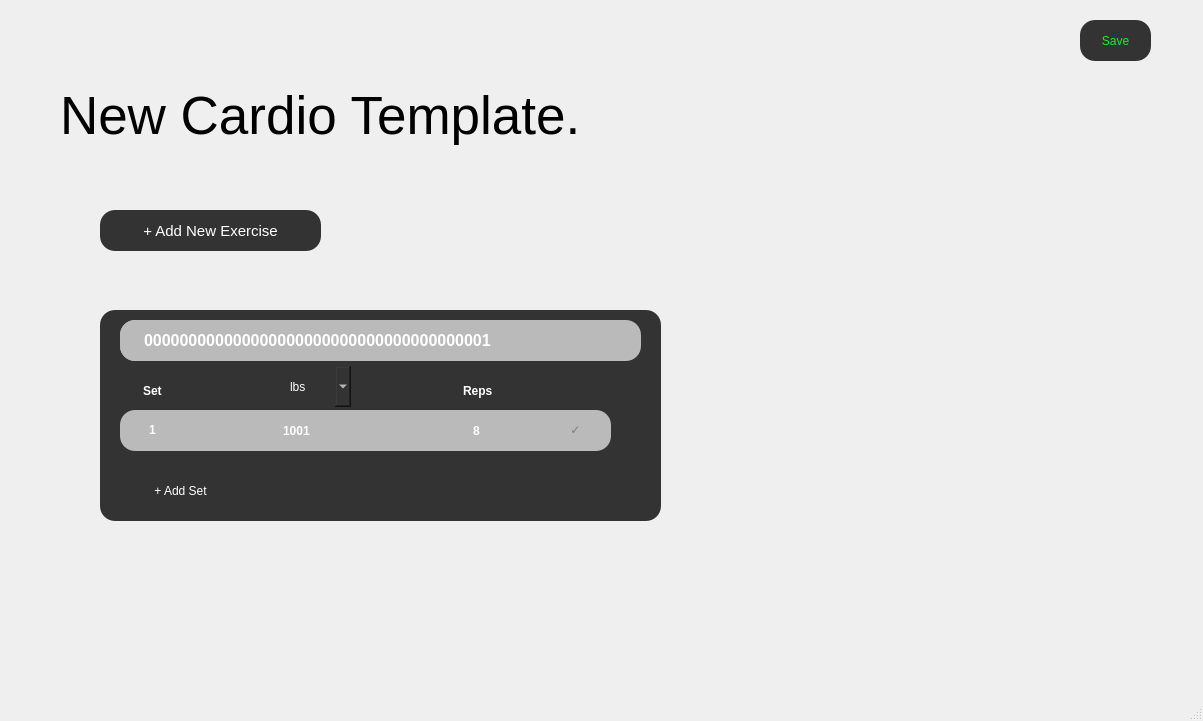
The window that code/cardiotemplate.ui (amroomargit/Forge) describes before a commit, drawn with Qt 5.
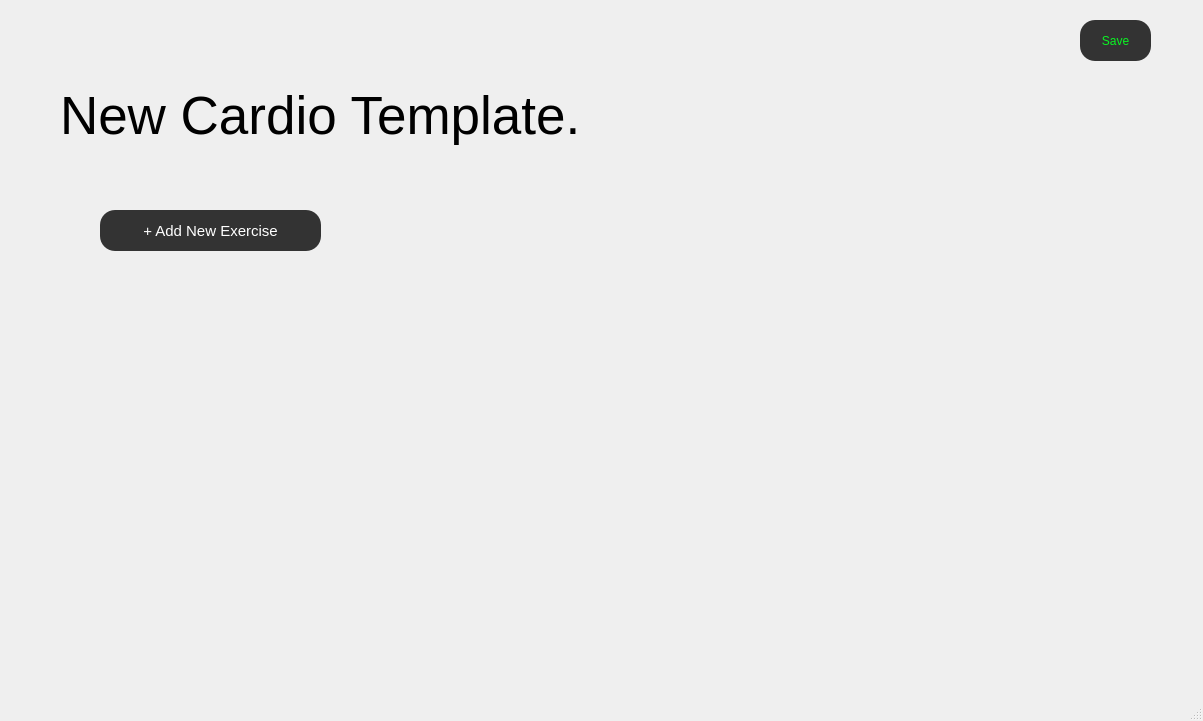
The same window after the commit.

Commit message: Forgot to push final changes to github

Patch:
```diff
--- a/code/cardiotemplate.ui
+++ b/code/cardiotemplate.ui
@@ -60,270 +60,6 @@
        <height>391</height>
       </rect>
      </property>
-     <widget class="QWidget" name="workoutWidget" native="true">
-      <property name="geometry">
-       <rect>
-        <x>20</x>
-        <y>20</y>
-        <width>561</width>
-        <height>211</height>
-       </rect>
-      </property>
-      <property name="styleSheet">
-       <string notr="true">background-color: #333333;
-border-radius: 15px;
-padding: 10px 20px;</string>
-      </property>
-      <widget class="QWidget" name="W5" native="true">
-       <property name="geometry">
-        <rect>
-         <x>20</x>
-         <y>10</y>
-         <width>521</width>
-         <height>41</height>
-        </rect>
-       </property>
-       <property name="styleSheet">
-        <string notr="true">background-color: #bababa;
-border-radius: 15px;
-padding: 10px 20px;</string>
-       </property>
-       <widget class="QLabel" name="W6">
-        <property name="geometry">
-         <rect>
-          <x>0</x>
-          <y>0</y>
-          <width>511</width>
-          <height>41</height>
-         </rect>
-        </property>
-        <property name="font">
-         <font>
-          <pointsize>12</pointsize>
-          <bold>true</bold>
-         </font>
-        </property>
-        <property name="styleSheet">
-         <string notr="true">color:white</string>
-        </property>
-        <property name="text">
-         <string>000000000000000000000000000000000000001</string>
-        </property>
-       </widget>
-      </widget>
-      <widget class="QLabel" name="W3">
-       <property name="geometry">
-        <rect>
-         <x>20</x>
-         <y>60</y>
-         <width>71</width>
-         <height>41</height>
-        </rect>
-       </property>
-       <property name="font">
-        <font>
-         <bold>true</bold>
-        </font>
-       </property>
-       <property name="styleSheet">
-        <string notr="true">color:white</string>
-       </property>
-       <property name="text">
-        <string>Set</string>
-       </property>
-      </widget>
-      <widget class="QLabel" name="W4">
-       <property name="geometry">
-        <rect>
-         <x>340</x>
-         <y>60</y>
-         <width>81</width>
-         <height>41</height>
-        </rect>
-       </property>
-       <property name="font">
-        <font>
-         <bold>true</bold>
-        </font>
-       </property>
-       <property name="styleSheet">
-        <string notr="true">color:white</string>
-       </property>
-       <property name="text">
-        <string>Reps</string>
-       </property>
-      </widget>
-      <widget class="QWidget" name="W7" native="true">
-       <property name="geometry">
-        <rect>
-         <x>20</x>
-         <y>100</y>
-         <width>491</width>
-         <height>41</height>
-        </rect>
-       </property>
-       <property name="styleSheet">
-        <string notr="true">background-color: #bababa;
-border-radius: 15px;
-padding: 10px 20px;</string>
-       </property>
-       <widget class="QPushButton" name="W11">
-        <property name="geometry">
-         <rect>
-          <x>430</x>
-          <y>4</y>
-          <width>51</width>
-          <height>31</height>
-         </rect>
-        </property>
-        <property name="toolTipDuration">
-         <number>-7</number>
-        </property>
-        <property name="styleSheet">
-         <string notr="true">QPushButton {
-    background-color: #bababa;
-    color: #7e7e7e;
-    border-radius: 15px;
-}
-
-QPushButton:hover {
-    background-color: #0eb63e;
-    color: white;
-}
-
-QPushButton:pressed {
-    background-color: #0eb63e;
-    color: white;
-}
-</string>
-        </property>
-        <property name="text">
-         <string>✓</string>
-        </property>
-        <property name="checkable">
-         <bool>true</bool>
-        </property>
-       </widget>
-       <widget class="QLabel" name="W8">
-        <property name="geometry">
-         <rect>
-          <x>6</x>
-          <y>-1</y>
-          <width>51</width>
-          <height>41</height>
-         </rect>
-        </property>
-        <property name="font">
-         <font>
-          <bold>true</bold>
-         </font>
-        </property>
-        <property name="styleSheet">
-         <string notr="true">color:white</string>
-        </property>
-        <property name="text">
-         <string>1</string>
-        </property>
-       </widget>
-       <widget class="QLabel" name="W9">
-        <property name="geometry">
-         <rect>
-          <x>140</x>
-          <y>0</y>
-          <width>81</width>
-          <height>41</height>
-         </rect>
-        </property>
-        <property name="font">
-         <font>
-          <bold>true</bold>
-         </font>
-        </property>
-        <property name="styleSheet">
-         <string notr="true">color:white</string>
-        </property>
-        <property name="text">
-         <string>1001</string>
-        </property>
-       </widget>
-       <widget class="QLabel" name="W10">
-        <property name="geometry">
-         <rect>
-          <x>330</x>
-          <y>0</y>
-          <width>61</width>
-          <height>41</height>
-         </rect>
-        </property>
-        <property name="font">
-         <font>
-          <bold>true</bold>
-         </font>
-        </property>
-        <property name="styleSheet">
-         <string notr="true">color:white</string>
-        </property>
-        <property name="text">
-         <string>8</string>
-        </property>
-       </widget>
-      </widget>
-      <widget class="QPushButton" name="W1">
-       <property name="geometry">
-        <rect>
-         <x>20</x>
-         <y>160</y>
-         <width>121</width>
-         <height>41</height>
-        </rect>
-       </property>
-       <property name="font">
-        <font>
-         <pointsize>9</pointsize>
-        </font>
-       </property>
-       <property name="styleSheet">
-        <string notr="true">QPushButton {
-background-color: #bababab;
-color: white;
-border-radius: 15px;
-padding: 10px 20px;
-}
-
-QPushButton:hover {
-     border: 1px solid white 
-}</string>
-       </property>
-       <property name="text">
-        <string>+ Add Set</string>
-       </property>
-      </widget>
-      <widget class="QComboBox" name="W2">
-       <property name="geometry">
-        <rect>
-         <x>170</x>
-         <y>56</y>
-         <width>81</width>
-         <height>41</height>
-        </rect>
-       </property>
-       <property name="styleSheet">
-        <string notr="true">background-color: #333333;
-color: white;
-border-radius: 15px;</string>
-       </property>
-       <item>
-        <property name="text">
-         <string>lbs</string>
-        </property>
-       </item>
-       <item>
-        <property name="text">
-         <string>kgs</string>
-        </property>
-       </item>
-      </widget>
-     </widget>
     </widget>
    </widget>
    <widget class="QLabel" name="titleLabel">
```
The commit also changes 34 other files.
